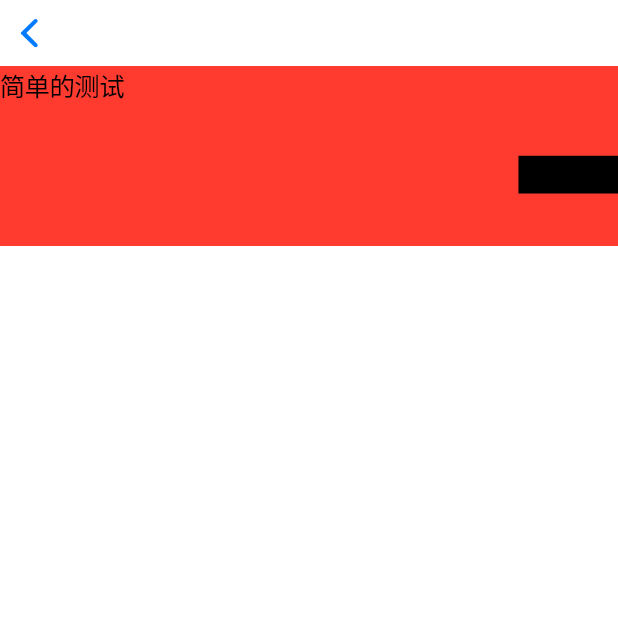
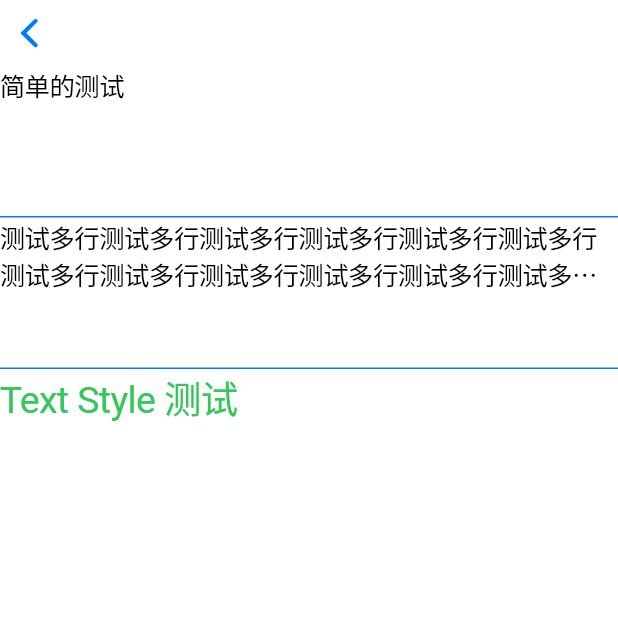
Before and after one commit to MaoHanqing/FlutterDemo, a Flutter app: the TextDemo screen opened directly, on a phone screen of 412 x 824 dp, the top half of it. Run offline on Flutter 3.47's test engine with Material 2 defaults, Android fonts, the phone set to English and light mode, and no system bars; Roboto replaces fonts that are missing (ZCOOLKuaiLe).

Commit message:
add font

```diff
--- a/lib/Section/components/text/index.dart
+++ b/lib/Section/components/text/index.dart
@@ -9,21 +9,41 @@ class _TextDemoState extends State<TextDemo> {
   //  Paint pg = Paint();
   //创建text样式，边框，对齐方式，等
 
-  List<Text> items = [Text("简单的测试"),
-  Text("测试多行",textAlign: TextAlign.right,style: TextStyle(
-    background: Paint()
-  ),),];
+  List<Text> items = [
+    Text("简单的测试"),
+    Text(
+      "测试多行测试多行测试多行测试多行测试多行测试多行测试多行测试多行测试多行测试多行测试多行测试多行测试多行测试多行测试多行测试多行测试多行测试多行测试多行测试多行",
+      maxLines: 2,
+      overflow: TextOverflow.ellipsis,
+    ),
+    Text("Text Style 测试",
+    style: TextStyle(
+      color: CupertinoColors.activeGreen,
+      fontSize: 25,
+      fontFamily: "ZCOOLKuaiLe",
+      // letterSpacing: 5,
+      // wordSpacing: 20,
+      // fontWeight: FontWeight.bold,
+    ),
+    ),
+  ];
 
   @override
   Widget build(BuildContext context) {
     return CupertinoPageScaffold(
       navigationBar: CupertinoNavigationBar(),
-      // backgroundColor: CupertinoColors.activeBlue,
       child: SafeArea(
-        child: ListView.builder(
+        child: ListView.separated(
           itemCount: items.length,
           itemBuilder: (context, i) {
             return TextItem(items[i]);
+          },
+          separatorBuilder: (context,i){
+            return Container(
+              color: CupertinoColors.activeBlue,
+              height: 1,
+              width: double.infinity,
+            );
           },
         ),
       ),
@@ -37,10 +57,9 @@ class TextItem extends StatelessWidget {
   @override
   Widget build(BuildContext context) {
     return Container(
-      width: 200,
-      height: 60,
-      color: CupertinoColors.destructiveRed,
-      child: this.text
-    );
+        width: 200,
+        height: 100,
+        child: this.text,
+      );
   }
 }
```
Also changed, not shown: pubspec.yaml (+4 -4 lines), pubspec.lock, 1 other file.
